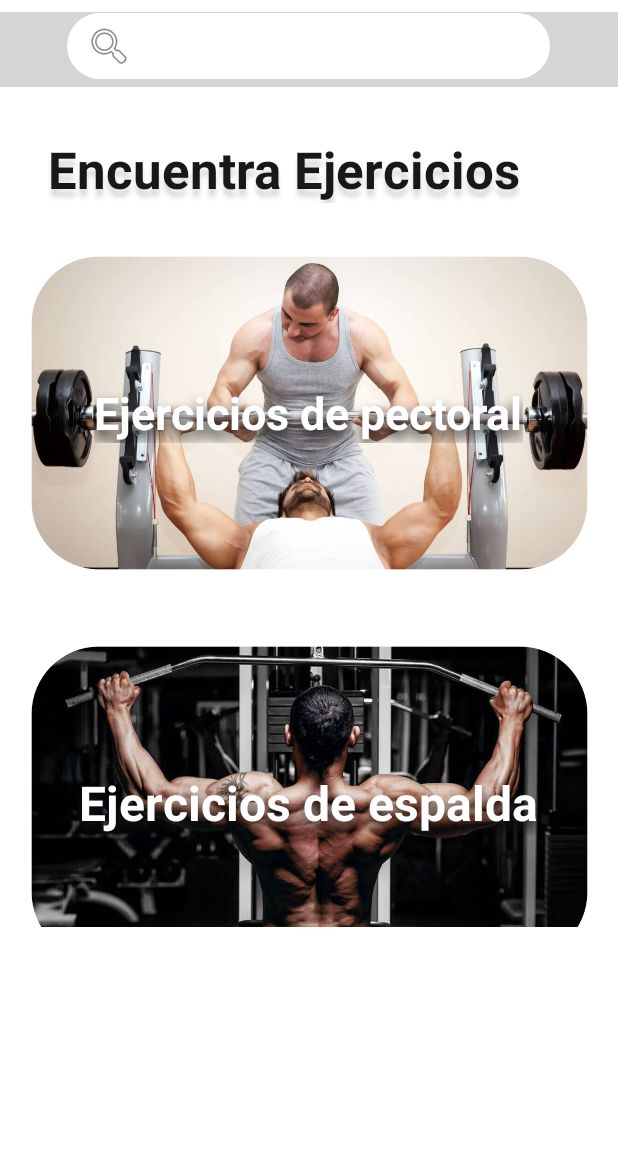
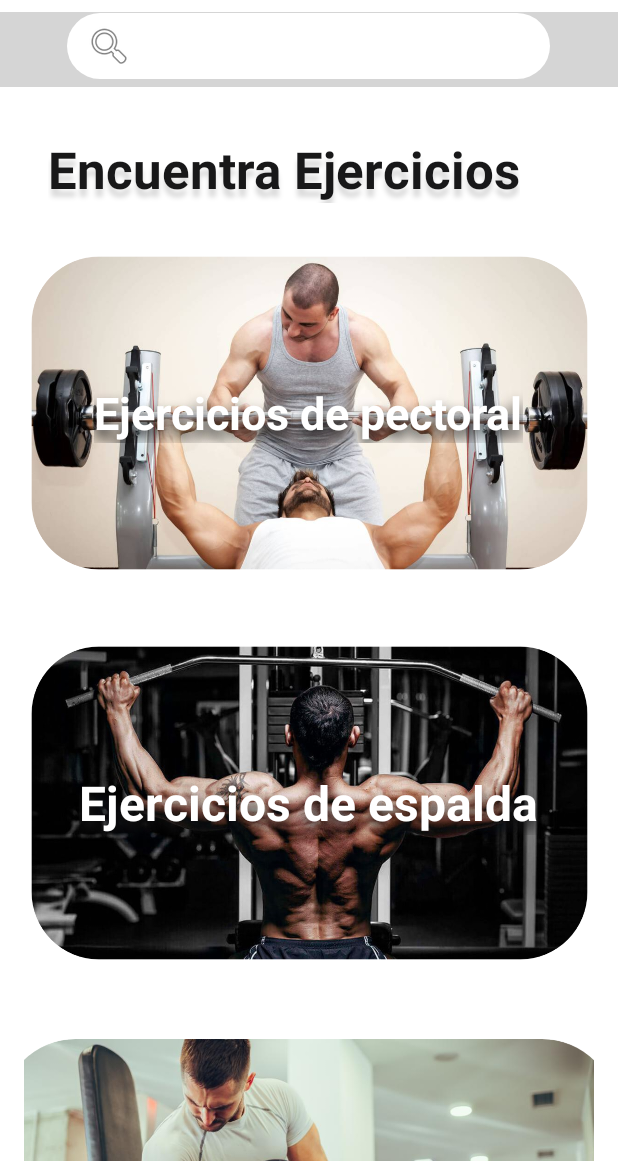
Before and after one commit to naanita3/FitPlanner-E1, an Android app: the ExplorarEjercicios screen opened directly, with no data from a screen before it, on a phone screen of 412 x 824 dp, the part 75-1236 px from its top. Run offline under Robolectric (Android 15) with nearby library versions, the light colour scheme and no system bars.

Commit message:
encuentra eejr

```diff
--- a/app/src/main/res/layout/activity_explorar_ejercicios.xml
+++ b/app/src/main/res/layout/activity_explorar_ejercicios.xml
@@ -76,8 +76,8 @@
         app:layout_constraintVertical_bias="0.075" />
 
     <ScrollView
-        android:layout_width="440dp"
-        android:layout_height="560dp"
+        android:layout_width="494dp"
+        android:layout_height="725dp"
         app:layout_constraintBottom_toBottomOf="parent"
         app:layout_constraintEnd_toEndOf="parent"
         app:layout_constraintHorizontal_bias="0.0"
```
